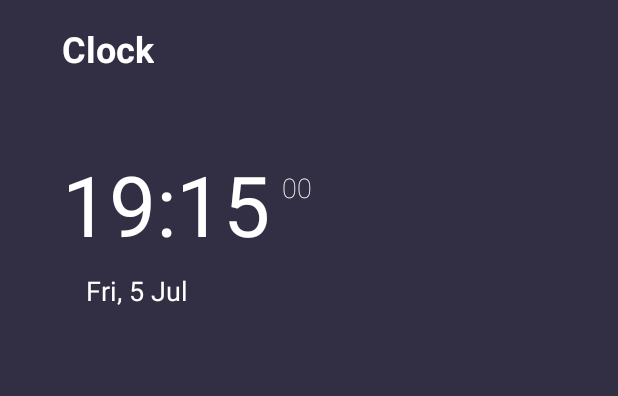
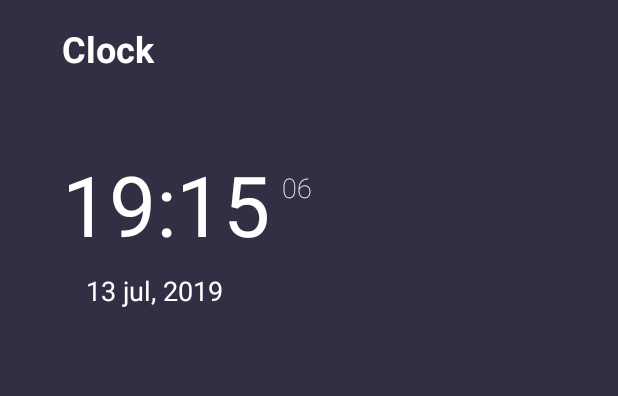
Before and after one commit to Migue-GR/Justaclock, an Android app: the layout fragment_clock.xml on its own in the app's theme, with its tools: preview values and no code run, on a phone screen of 412 x 824 dp. Shown: the top 396 px of the screen. Run offline under Robolectric (Android 15) with nearby library versions, the phone set to English and light mode, and no system bars; plain views replace SimpleAnalogClock.

Commit message:
Show the right date in ClockFragment

```diff
--- a/app/src/main/res/layout/fragment_clock.xml
+++ b/app/src/main/res/layout/fragment_clock.xml
@@ -19,27 +19,27 @@
         app:layout_constraintTop_toTopOf="parent" />
 
     <TextView
-        android:id="@+id/textView3"
+        android:id="@+id/txtv_current_date"
         android:layout_width="wrap_content"
         android:layout_height="wrap_content"
         android:layout_marginStart="16dp"
         android:layout_marginTop="8dp"
-        android:text="Fri, 5 Jul"
         android:textColor="@color/colorWhite"
         android:textSize="18sp"
         app:layout_constraintStart_toStartOf="@+id/guideline2"
-        app:layout_constraintTop_toBottomOf="@+id/txtv_current_time" />
+        app:layout_constraintTop_toBottomOf="@+id/txtv_current_time"
+        tools:text="13 jul, 2019" />
 
     <TextView
         android:id="@+id/txtv_current_time"
         android:layout_width="wrap_content"
         android:layout_height="wrap_content"
         android:layout_marginTop="50dp"
-        android:text="19:15"
         android:textColor="@color/colorWhite"
         android:textSize="56sp"
         app:layout_constraintStart_toStartOf="@+id/guideline2"
-        app:layout_constraintTop_toBottomOf="@+id/txtv_title" />
+        app:layout_constraintTop_toBottomOf="@+id/txtv_title"
+        tools:text="19:15" />
 
     <com.leondzn.simpleanalogclock.SimpleAnalogClock
         android:id="@+id/clock"
@@ -74,10 +74,10 @@
         android:layout_marginStart="8dp"
         android:layout_marginTop="14dp"
         android:fontFamily="sans-serif-thin"
-        android:text="00"
         android:textColor="@color/colorWhite"
         android:textSize="18sp"
         app:layout_constraintStart_toEndOf="@+id/txtv_current_time"
-        app:layout_constraintTop_toTopOf="@+id/txtv_current_time" />
+        app:layout_constraintTop_toTopOf="@+id/txtv_current_time"
+        tools:text="06" />
 
 </androidx.constraintlayout.widget.ConstraintLayout>
```
Also changed, not shown: app/src/main/java/com/justaclock/fragments/ClockFragment.kt (+7 -2 lines).
